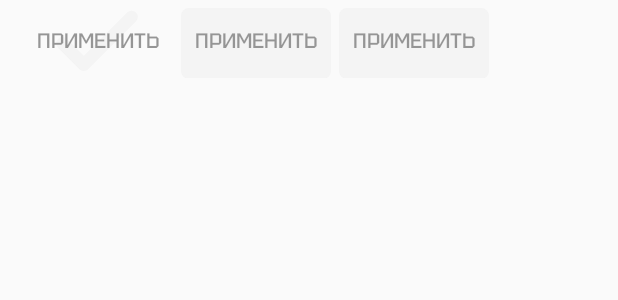
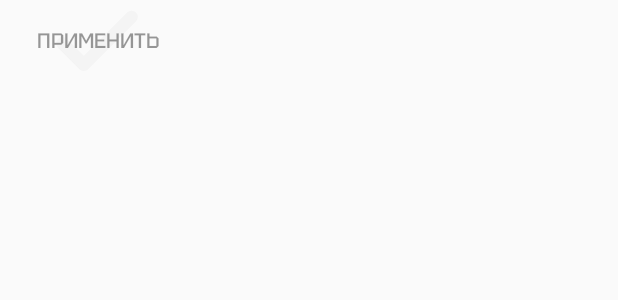
Before and after one commit to IvanKobtsev/VKK_Filtering_App, an Android app: the layout fragment_masking_tool.xml on its own in the app's theme, with its tools: preview values and no code run, on a phone screen of 412 x 824 dp. Shown: the top 300 px of the screen. Run offline under Robolectric (Android 15) with nearby library versions, the phone set to English and light mode, and no system bars.

```diff
--- a/app/src/main/res/layout/fragment_masking_tool.xml
+++ b/app/src/main/res/layout/fragment_masking_tool.xml
@@ -27,38 +27,6 @@
             android:textAlignment="center"
             android:textColor="@color/MainFontColor" />
 
-        <Button
-            android:id="@+id/coreRadiusCall"
-            style="?android:attr/buttonBarButtonStyle"
-            android:layout_width="100dp"
-            android:layout_height="50dp"
-            android:layout_gravity="center"
-            android:layout_marginStart="5dp"
-            android:layout_marginTop="2dp"
-            android:layout_weight="1"
-            android:alpha="0.4"
-            android:background="@drawable/background_transition_seekbar_caller"
-            android:fontFamily="@font/tektur_medium"
-            android:text="@string/apply"
-            android:textAlignment="center"
-            android:textColor="@color/MainFontColor" />
-
-        <Button
-            android:id="@+id/amountCall"
-            style="?android:attr/buttonBarButtonStyle"
-            android:layout_width="100dp"
-            android:layout_height="50dp"
-            android:layout_gravity="center"
-            android:layout_marginStart="5dp"
-            android:layout_marginTop="2dp"
-            android:layout_weight="1"
-            android:alpha="0.4"
-            android:background="@drawable/background_transition_seekbar_caller"
-            android:fontFamily="@font/tektur_medium"
-            android:text="@string/apply"
-            android:textAlignment="center"
-            android:textColor="@color/MainFontColor" />
-
     </LinearLayout>
 
 </HorizontalScrollView>
--- a/app/src/main/res/layout/fragment_seek_bar.xml
+++ b/app/src/main/res/layout/fragment_seek_bar.xml
@@ -5,7 +5,7 @@
     android:id="@+id/seekBarWrapper"
     android:layout_width="match_parent"
     android:layout_height="40dp"
-    tools:context=".fragments.SeekbarFragment">
+    tools:context=".fragments.SeekBarFragment">
 
     <TextView
         android:id="@+id/minValue"
```
Also changed, not shown: app/src/main/java/com/tsu/vkkfilteringapp/fragments/MaskingToolFragment.kt (+4 -46 lines), app/src/main/java/com/tsu/vkkfilteringapp/fragments/SeekbarFragment.kt (+6 -28 lines).
